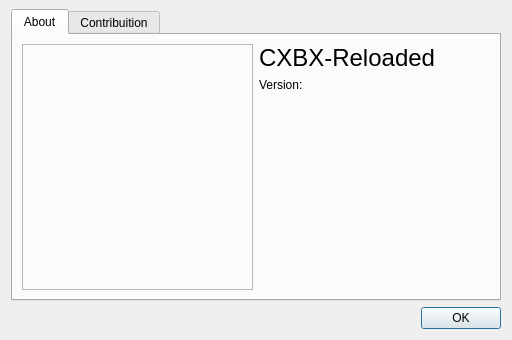
First picture: the form in gui/about.ui, repository literalmente-game/CxBx-Reloaded-QT-GUI, before the edit.
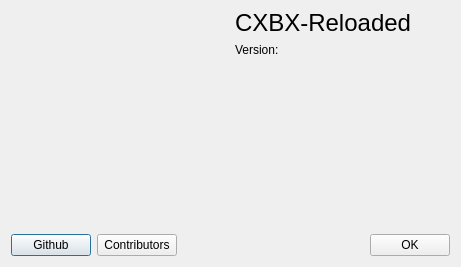
Second picture: the form after the edit.

Patch:
```diff
--- a/gui/about.ui
+++ b/gui/about.ui
@@ -12,14 +12,14 @@
    <rect>
     <x>0</x>
     <y>0</y>
-    <width>512</width>
-    <height>340</height>
+    <width>461</width>
+    <height>267</height>
    </rect>
   </property>
   <property name="minimumSize">
    <size>
-    <width>512</width>
-    <height>340</height>
+    <width>461</width>
+    <height>267</height>
    </size>
   </property>
   <property name="maximumSize">
@@ -44,35 +44,21 @@
     <number>9</number>
    </property>
    <item>
-    <layout class="QVBoxLayout" name="vlDialog">
-     <item>
-      <widget class="QTabWidget" name="tabsAboutDialog">
-       <property name="font">
-        <font>
-         <family>MS Shell Dlg 2</family>
-        </font>
-       </property>
-       <property name="currentIndex">
-        <number>0</number>
-       </property>
-       <widget class="QWidget" name="tabAbout">
-        <attribute name="title">
-         <string>About</string>
-        </attribute>
-        <layout class="QVBoxLayout" name="verticalLayout">
-         <item>
           <layout class="QHBoxLayout" name="hlLogo">
            <item>
-            <widget class="QFrame" name="fLogoCxbx">
-             <property name="autoFillBackground">
+      <widget class="QLabel" name="lblCxbxLogo">
+       <property name="minimumSize">
+        <size>
+         <width>218</width>
+         <height>216</height>
+        </size>
+       </property>
+       <property name="text">
+        <string/>
+       </property>
+       <property name="scaledContents">
               <bool>false</bool>
              </property>
-             <property name="frameShape">
-              <enum>QFrame::StyledPanel</enum>
-             </property>
-             <property name="frameShadow">
-              <enum>QFrame::Raised</enum>
-             </property>
             </widget>
            </item>
            <item>
@@ -124,17 +110,22 @@
            </item>
           </layout>
          </item>
-        </layout>
-       </widget>
-       <widget class="QWidget" name="tabContribuition">
-        <attribute name="title">
-         <string>Contribuition</string>
-        </attribute>
-       </widget>
-      </widget>
+   <item>
+    <layout class="QHBoxLayout" name="horizontalLayout">
+     <item>
+      <widget class="QPushButton" name="btnGithub">
+       <property name="text">
+        <string>Github</string>
+       </property>
+      </widget>
      </item>
      <item>
-      <layout class="QHBoxLayout" name="hlButton">
+      <widget class="QPushButton" name="btnContributors">
+       <property name="text">
+        <string>Contributors</string>
+       </property>
+      </widget>
+     </item>
        <item>
         <spacer name="horizontalSpacer">
          <property name="orientation">
@@ -149,13 +140,11 @@
         </spacer>
        </item>
        <item>
-        <widget class="QPushButton" name="pbtnOK">
+      <widget class="QPushButton" name="btnOK">
          <property name="text">
           <string>OK</string>
          </property>
         </widget>
-       </item>
-      </layout>
      </item>
     </layout>
    </item>
```
Left out of the diff: 2 changed lines with no effect on the pictures. Lines whose indentation alone changed are shown as unchanged.
